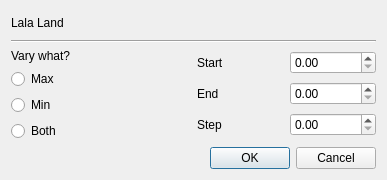
Above: source/browse/DialogVary.ui from ess-dmsc/events-nmx-classify before the change. Below: the same form after it.
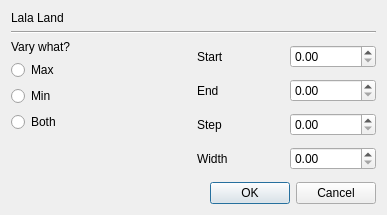
That is the form after the change. Icons and pictures are not drawn.

Commit message: vary ranges of metric values, saves position and pos_error

Diff of the .ui file:
```diff
--- a/source/browse/DialogVary.ui
+++ b/source/browse/DialogVary.ui
@@ -7,7 +7,7 @@
     <x>0</x>
     <y>0</y>
     <width>387</width>
-    <height>180</height>
+    <height>215</height>
    </rect>
   </property>
   <property name="windowTitle">
@@ -57,6 +57,19 @@
          </property>
         </widget>
        </item>
+       <item>
+        <spacer name="verticalSpacer">
+         <property name="orientation">
+          <enum>Qt::Vertical</enum>
+         </property>
+         <property name="sizeHint" stdset="0">
+          <size>
+           <width>20</width>
+           <height>40</height>
+          </size>
+         </property>
+        </spacer>
+       </item>
       </layout>
      </item>
      <item>
@@ -103,6 +116,20 @@
          </item>
         </layout>
        </item>
+       <item>
+        <layout class="QHBoxLayout" name="horizontalLayout_5">
+         <item>
+          <widget class="QLabel" name="labelWidth">
+           <property name="text">
+            <string>Width</string>
+           </property>
+          </widget>
+         </item>
+         <item>
+          <widget class="QDoubleSpinBox" name="doubleWidth"/>
+         </item>
+        </layout>
+       </item>
       </layout>
      </item>
     </layout>
```
Left out of the diff: 8 changed lines with no effect on the pictures. The commit also changes 5 other files.
